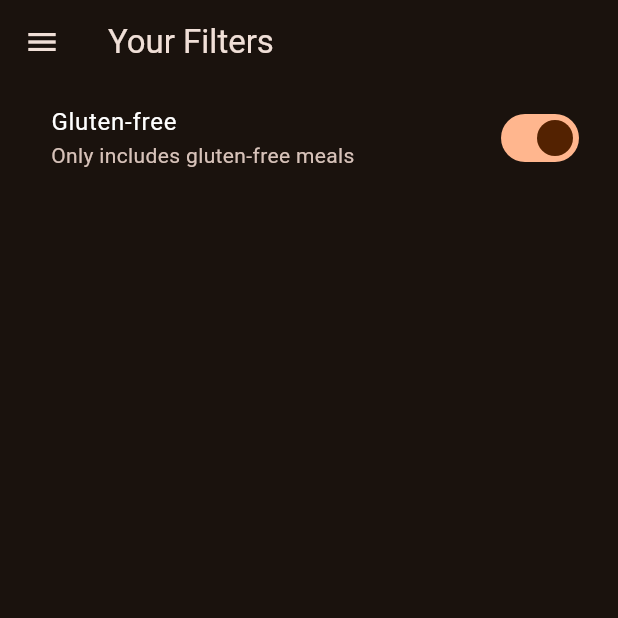
After one commit to loremm34/riverpod-demos, a Flutter app: the FiltersScreen screen opened directly, after a tap on "Gluten-free", on a phone screen of 412 x 824 dp, the top half of it. The commit adds this screen. Run offline on Flutter 3.47's test engine with Material 3 defaults, Android fonts, the phone set to English and light mode, and no system bars; our stand-ins replace transparent_image.

Commit message:
replacing fix

```diff
--- a/lib/screens/categories_screen.dart
+++ b/lib/screens/categories_screen.dart
@@ -31,7 +31,6 @@ class CategoriesScreen extends StatelessWidget {
   @override
   Widget build(BuildContext context) {
     return Scaffold(
-      appBar: AppBar(),
       body: Padding(
         padding: const EdgeInsets.all(16),
         child: GridView(
--- /dev/null
+++ b/lib/screens/filters_screen.dart
@@ -0,0 +1,61 @@
+import 'package:flutter/material.dart';
+import 'package:flutter_application_3/widgets/main_drawer.dart';
+import 'package:flutter_application_3/screens/tabs_screen.dart';
+
+class FiltersScreen extends StatefulWidget {
+  const FiltersScreen({super.key});
+
+  @override
+  State<FiltersScreen> createState() => _FiltersScreenState();
+}
+
+class _FiltersScreenState extends State<FiltersScreen> {
+  var _glutenFreeFilterList = false;
+
+  void _selectScreen(String identifier) {
+    Navigator.of(context).pop();
+    if (identifier == "meals") {
+      Navigator.of(context).pushReplacement(
+        MaterialPageRoute(
+          builder: (context) {
+            return TabsScreen();
+          },
+        ),
+      );
+    }
+  }
+
+  @override
+  Widget build(BuildContext context) {
+    return Scaffold(
+      drawer: MainDrawer(
+        onSelectScreen: _selectScreen,
+      ),
+      appBar: AppBar(
+        title: Text("Your Filters"),
+      ),
+      body: Column(
+        children: [
+          SwitchListTile(
+            value: _glutenFreeFilterList,
+            onChanged: (isCheked) {
+              setState(() {
+                _glutenFreeFilterList = isCheked;
+              });
+            },
+            title: Text(
+              "Gluten-free",
+              style: TextStyle(
+                color: Colors.white,
+              ),
+            ),
+            subtitle: Text(
+              "Only includes gluten-free meals",
+            ),
+            contentPadding: const EdgeInsets.only(left: 34, right: 22),
+          )
+        ],
+      ),
+    );
+  }
+}
--- a/lib/widgets/category_grid_item.dart
+++ b/lib/widgets/category_grid_item.dart
@@ -16,7 +16,7 @@ class CategoryGridItem extends StatelessWidget {
       splashColor: Theme.of(context).primaryColor,
       borderRadius: BorderRadius.circular(16),
       child: Container(
-        padding: EdgeInsets.all(16),
+        padding: const EdgeInsets.all(16),
         decoration: BoxDecoration(
           gradient: LinearGradient(
             colors: [
```
Also changed, not shown: lib/screens/tabs_screen.dart (+9 -3 lines).
